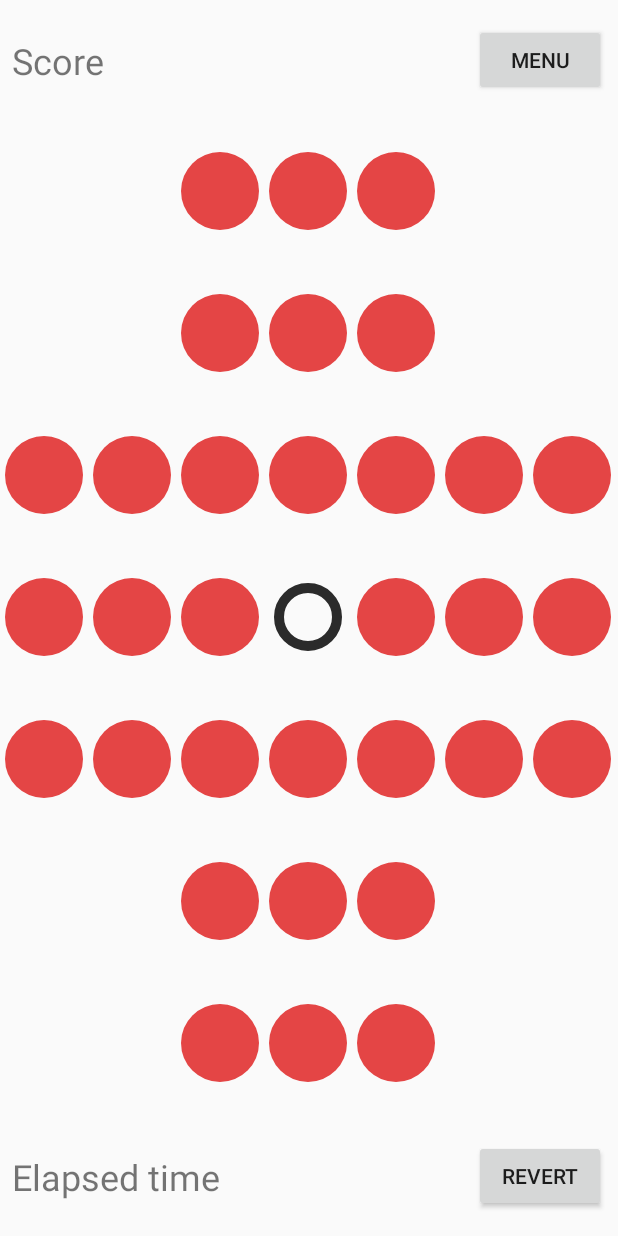
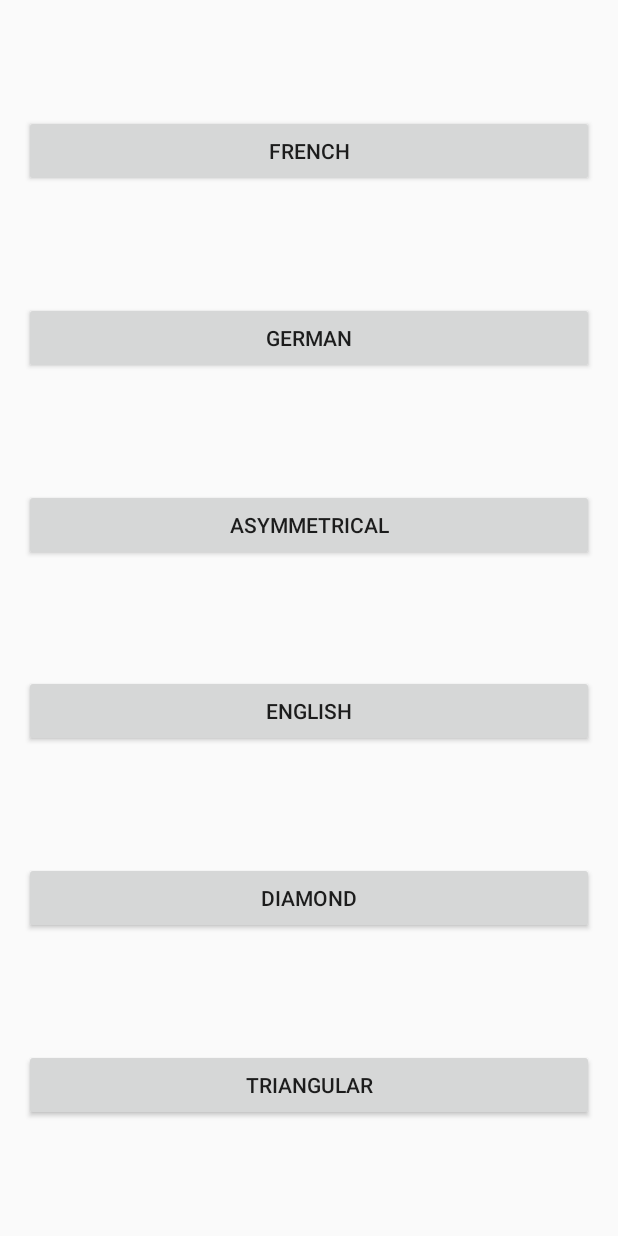
Before and after one commit to ermanergoz/PegSolutarie, an Android app: the screen it shows after launch (MainActivity), on a phone screen of 412 x 824 dp. Run offline under Robolectric (Android 15) with nearby library versions, the phone set to English and light mode, and no system bars.

Commit message:
add fragments

```diff
--- /dev/null
+++ b/app/src/main/java/com/erman/pegsolitarie/Constants.kt
@@ -0,0 +1,3 @@
+package com.erman.pegsolitarie
+
+const val KEY_ENGLISH_BOARD: String = "english"
--- /dev/null
+++ b/app/src/main/java/com/erman/pegsolitarie/GameFragment.kt
@@ -0,0 +1,21 @@
+package com.erman.pegsolitarie
+
+import android.os.Bundle
+import android.view.LayoutInflater
+import android.view.View
+import android.view.ViewGroup
+import androidx.fragment.app.Fragment
+import kotlinx.android.synthetic.main.fragment_game.*
+
+class GameFragment(private var gameSelection: String) : Fragment() {
+    override fun onCreateView(inflater: LayoutInflater, container: ViewGroup?, savedInstanceState: Bundle?): View? {
+        return inflater.inflate(R.layout.fragment_game, container, false)
+    }
+
+    override fun onViewCreated(view: View, savedInstanceState: Bundle?) {
+        super.onViewCreated(view, savedInstanceState)
+
+        if (gameSelection == KEY_ENGLISH_BOARD)
+            gameGridHolder.addView(constructEnglishBoard(context!!))
+    }
+}
--- /dev/null
+++ b/app/src/main/java/com/erman/pegsolitarie/GameSelectionFragment.kt
@@ -0,0 +1,41 @@
+package com.erman.pegsolitarie
+
+import android.content.Context
+import android.os.Bundle
+import android.util.Log
+import android.view.LayoutInflater
+import android.view.View
+import android.view.ViewGroup
+import androidx.fragment.app.Fragment
+import kotlinx.android.synthetic.main.fragment_game_selection.*
+
+class GameSelectionFragment : Fragment() {
+
+    private lateinit var listener: GameSelectionFragmentListener
+
+    override fun onCreateView(inflater: LayoutInflater, container: ViewGroup?, savedInstanceState: Bundle?): View? {
+        return inflater.inflate(R.layout.fragment_game_selection, container, false)
+    }
+
+    override fun onViewCreated(view: View, savedInstanceState: Bundle?) {
+        super.onViewCreated(view, savedInstanceState)
+
+        englishButton.setOnClickListener {
+            listener.gameSelectionFragmentListener(KEY_ENGLISH_BOARD)
+        }
+    }
+
+    override fun onAttach(context: Context) {
+        super.onAttach(context)
+
+        try {
+            listener = context as GameSelectionFragmentListener
+        } catch (err: ClassCastException) {
+            Log.e("error", "must implement GameSelectionFragmentListener")
+        }
+    }
+}
+
+interface GameSelectionFragmentListener {
+    fun gameSelectionFragmentListener(selectedGame: String)
+}
--- a/app/src/main/java/com/erman/pegsolitarie/MainActivity.kt
+++ b/app/src/main/java/com/erman/pegsolitarie/MainActivity.kt
@@ -1,14 +1,14 @@
 package com.erman.pegsolitarie
 
 import android.content.pm.ActivityInfo
-import android.content.res.Resources
 import android.os.Bundle
-import android.util.TypedValue
 import android.view.WindowManager
 import androidx.appcompat.app.AppCompatActivity
-import kotlinx.android.synthetic.main.activity_main.*
+import androidx.fragment.app.FragmentManager
 
-class MainActivity : AppCompatActivity() {
+class MainActivity : AppCompatActivity(), GameSelectionFragmentListener {
+
+    private val fragmentManager: FragmentManager = supportFragmentManager
 
     override fun onCreate(savedInstanceState: Bundle?) {
         super.onCreate(savedInstanceState)
@@ -16,6 +16,17 @@ class MainActivity : AppCompatActivity() {
         requestedOrientation = ActivityInfo.SCREEN_ORIENTATION_PORTRAIT
         window.setFlags(WindowManager.LayoutParams.FLAG_FULLSCREEN, WindowManager.LayoutParams.FLAG_FULLSCREEN)
 
-        gameGridHolder.addView(constructEnglishBoard(this))
+        fragmentManager.beginTransaction().replace(R.id.fragmentContainer, GameSelectionFragment()).addToBackStack("").commit()
+    }
+
+    override fun gameSelectionFragmentListener(selectedGame: String) {
+        fragmentManager.beginTransaction().replace(R.id.fragmentContainer, GameFragment(selectedGame)).addToBackStack("").commit()
+    }
+
+    override fun onBackPressed() {
+        super.onBackPressed()
+
+        if (fragmentManager.backStackEntryCount == 0)
+            finish()
     }
 }
--- a/app/src/main/res/layout/activity_main.xml
+++ b/app/src/main/res/layout/activity_main.xml
@@ -1,99 +1,16 @@
 <?xml version="1.0" encoding="utf-8"?>
-<androidx.constraintlayout.widget.ConstraintLayout xmlns:android="http://schemas.android.com/apk/res/android"
+<LinearLayout xmlns:android="http://schemas.android.com/apk/res/android"
     xmlns:app="http://schemas.android.com/apk/res-auto"
     xmlns:tools="http://schemas.android.com/tools"
     android:layout_width="match_parent"
-    android:layout_height="match_parent">
+    android:layout_height="match_parent"
+    android:orientation="vertical">
 
-    <androidx.constraintlayout.widget.ConstraintLayout
-        android:id="@+id/toolbarTop"
-        android:layout_width="match_parent"
-        android:layout_height="80dp"
-
-        app:layout_constraintEnd_toEndOf="parent"
-        app:layout_constraintStart_toStartOf="parent"
-        app:layout_constraintTop_toTopOf="parent">
-
-        <TextView
-            android:id="@+id/scoreTextView"
-            android:layout_width="wrap_content"
-            android:layout_height="wrap_content"
-            android:layout_marginStart="8dp"
-            android:layout_marginLeft="8dp"
-            android:text="Score"
-            android:textSize="24sp"
-            app:layout_constraintBottom_toBottomOf="parent"
-            app:layout_constraintStart_toStartOf="parent"
-            app:layout_constraintTop_toTopOf="parent" />
-
-        <Button
-            android:id="@+id/menuButton"
-            android:layout_width="wrap_content"
-            android:layout_height="wrap_content"
-            android:layout_marginStart="8dp"
-            android:layout_marginLeft="8dp"
-            android:layout_marginEnd="8dp"
-            android:layout_marginRight="8dp"
-            android:text="Menu"
-            app:layout_constrainedWidth="true"
-            app:layout_constraintBottom_toBottomOf="parent"
-            app:layout_constraintEnd_toEndOf="parent"
-            app:layout_constraintHorizontal_bias="1.0"
-            app:layout_constraintStart_toEndOf="@+id/scoreTextView"
-            app:layout_constraintTop_toTopOf="parent" />
-
-    </androidx.constraintlayout.widget.ConstraintLayout>
 
     <FrameLayout
-        android:id="@+id/gameGridHolder"
-        android:layout_width="0dp"
-        android:layout_height="0dp"
-        app:layout_constraintBottom_toTopOf="@+id/toolbarBottom"
-        app:layout_constraintEnd_toEndOf="parent"
-        app:layout_constraintStart_toStartOf="parent"
-        app:layout_constraintTop_toBottomOf="@+id/toolbarTop">
+        android:id="@+id/fragmentContainer"
+        android:layout_width="match_parent"
+        android:layout_height="match_parent">
 
     </FrameLayout>
-
-    <androidx.constraintlayout.widget.ConstraintLayout
-        android:id="@+id/toolbarBottom"
-        android:layout_width="match_parent"
-        android:layout_height="80dp"
-
-
-        app:layout_constraintBottom_toBottomOf="parent"
-        app:layout_constraintEnd_toEndOf="parent"
-        app:layout_constraintHorizontal_bias="0.5"
-        app:layout_constraintStart_toStartOf="parent">
-
-        <TextView
-            android:id="@+id/elapsedTimeTextView"
-            android:layout_width="wrap_content"
-            android:layout_height="wrap_content"
-            android:layout_marginStart="8dp"
-            android:layout_marginLeft="8dp"
-            android:text="Elapsed time"
-            android:textSize="24sp"
-            app:layout_constraintBottom_toBottomOf="parent"
-            app:layout_constraintStart_toStartOf="parent"
-            app:layout_constraintTop_toTopOf="parent" />
-
-        <Button
-            android:id="@+id/revertButton"
-            android:layout_width="wrap_content"
-            android:layout_height="wrap_content"
-            android:layout_marginStart="8dp"
-            android:layout_marginLeft="8dp"
-            android:layout_marginEnd="8dp"
-            android:layout_marginRight="8dp"
-            android:text="Revert"
-            app:layout_constrainedWidth="true"
-            app:layout_constraintBottom_toBottomOf="parent"
-            app:layout_constraintEnd_toEndOf="parent"
-            app:layout_constraintHorizontal_bias="1.0"
-            app:layout_constraintStart_toEndOf="@+id/elapsedTimeTextView"
-            app:layout_constraintTop_toTopOf="parent" />
-
-    </androidx.constraintlayout.widget.ConstraintLayout>
-
-</androidx.constraintlayout.widget.ConstraintLayout>
+</LinearLayout>
--- /dev/null
+++ b/app/src/main/res/layout/fragment_game.xml
@@ -0,0 +1,99 @@
+<?xml version="1.0" encoding="utf-8"?>
+<androidx.constraintlayout.widget.ConstraintLayout xmlns:android="http://schemas.android.com/apk/res/android"
+    xmlns:app="http://schemas.android.com/apk/res-auto"
+    xmlns:tools="http://schemas.android.com/tools"
+    android:layout_width="match_parent"
+    android:layout_height="match_parent">
+
+    <androidx.constraintlayout.widget.ConstraintLayout
+        android:id="@+id/toolbarTop"
+        android:layout_width="match_parent"
+        android:layout_height="80dp"
+
+        app:layout_constraintEnd_toEndOf="parent"
+        app:layout_constraintStart_toStartOf="parent"
+        app:layout_constraintTop_toTopOf="parent">
+
+        <TextView
+            android:id="@+id/scoreTextView"
+            android:layout_width="wrap_content"
+            android:layout_height="wrap_content"
+            android:layout_marginStart="8dp"
+            android:layout_marginLeft="8dp"
+            android:text="Score"
+            android:textSize="24sp"
+            app:layout_constraintBottom_toBottomOf="parent"
+            app:layout_constraintStart_toStartOf="parent"
+            app:layout_constraintTop_toTopOf="parent" />
+
+        <Button
+            android:id="@+id/menuButton"
+            android:layout_width="wrap_content"
+            android:layout_height="wrap_content"
+            android:layout_marginStart="8dp"
+            android:layout_marginLeft="8dp"
+            android:layout_marginEnd="8dp"
+            android:layout_marginRight="8dp"
+            android:text="Menu"
+            app:layout_constrainedWidth="true"
+            app:layout_constraintBottom_toBottomOf="parent"
+            app:layout_constraintEnd_toEndOf="parent"
+            app:layout_constraintHorizontal_bias="1.0"
+            app:layout_constraintStart_toEndOf="@+id/scoreTextView"
+            app:layout_constraintTop_toTopOf="parent" />
+
+    </androidx.constraintlayout.widget.ConstraintLayout>
+
+    <FrameLayout
+        android:id="@+id/gameGridHolder"
+        android:layout_width="0dp"
+        android:layout_height="0dp"
+        app:layout_constraintBottom_toTopOf="@+id/toolbarBottom"
+        app:layout_constraintEnd_toEndOf="parent"
+        app:layout_constraintStart_toStartOf="parent"
+        app:layout_constraintTop_toBottomOf="@+id/toolbarTop">
+
+    </FrameLayout>
+
+    <androidx.constraintlayout.widget.ConstraintLayout
+        android:id="@+id/toolbarBottom"
+        android:layout_width="match_parent"
+        android:layout_height="80dp"
+
+
+        app:layout_constraintBottom_toBottomOf="parent"
+        app:layout_constraintEnd_toEndOf="parent"
+        app:layout_constraintHorizontal_bias="0.5"
+        app:layout_constraintStart_toStartOf="parent">
+
+        <TextView
+            android:id="@+id/elapsedTimeTextView"
+            android:layout_width="wrap_content"
+            android:layout_height="wrap_content"
+            android:layout_marginStart="8dp"
+            android:layout_marginLeft="8dp"
+            android:text="Elapsed time"
+            android:textSize="24sp"
+            app:layout_constraintBottom_toBottomOf="parent"
+            app:layout_constraintStart_toStartOf="parent"
+            app:layout_constraintTop_toTopOf="parent" />
+
+        <Button
+            android:id="@+id/revertButton"
+            android:layout_width="wrap_content"
+            android:layout_height="wrap_content"
+            android:layout_marginStart="8dp"
+            android:layout_marginLeft="8dp"
+            android:layout_marginEnd="8dp"
+            android:layout_marginRight="8dp"
+            android:text="Revert"
+            app:layout_constrainedWidth="true"
+            app:layout_constraintBottom_toBottomOf="parent"
+            app:layout_constraintEnd_toEndOf="parent"
+            app:layout_constraintHorizontal_bias="1.0"
+            app:layout_constraintStart_toEndOf="@+id/elapsedTimeTextView"
+            app:layout_constraintTop_toTopOf="parent" />
+
+    </androidx.constraintlayout.widget.ConstraintLayout>
+
+</androidx.constraintlayout.widget.ConstraintLayout>
--- /dev/null
+++ b/app/src/main/res/layout/fragment_game_selection.xml
@@ -0,0 +1,104 @@
+<?xml version="1.0" encoding="utf-8"?>
+<androidx.constraintlayout.widget.ConstraintLayout xmlns:android="http://schemas.android.com/apk/res/android"
+    xmlns:app="http://schemas.android.com/apk/res-auto"
+    xmlns:tools="http://schemas.android.com/tools"
+    android:layout_width="match_parent"
+    android:layout_height="match_parent">
+
+    <Button
+        android:id="@+id/frenchButton"
+        android:layout_width="0dp"
+        android:layout_height="wrap_content"
+        android:layout_marginStart="16dp"
+        android:layout_marginLeft="16dp"
+        android:layout_marginTop="8dp"
+        android:layout_marginEnd="16dp"
+        android:layout_marginRight="16dp"
+        android:text="French"
+        app:layout_constraintBottom_toTopOf="@+id/germanButton"
+        app:layout_constraintEnd_toEndOf="parent"
+        app:layout_constraintHorizontal_bias="0.5"
+        app:layout_constraintStart_toStartOf="parent"
+        app:layout_constraintTop_toTopOf="parent" />
+
+    <Button
+        android:id="@+id/germanButton"
+        android:layout_width="0dp"
+        android:layout_height="wrap_content"
+        android:layout_marginStart="16dp"
+        android:layout_marginLeft="16dp"
+        android:layout_marginTop="8dp"
+        android:layout_marginEnd="16dp"
+        android:layout_marginRight="16dp"
+        android:text="German"
+        app:layout_constraintBottom_toTopOf="@+id/asymmetricalButton"
+        app:layout_constraintEnd_toEndOf="parent"
+        app:layout_constraintHorizontal_bias="0.5"
+        app:layout_constraintStart_toStartOf="parent"
+        app:layout_constraintTop_toBottomOf="@+id/frenchButton" />
+
+    <Button
+        android:id="@+id/asymmetricalButton"
+        android:layout_width="0dp"
+        android:layout_height="wrap_content"
+        android:layout_marginStart="16dp"
+        android:layout_marginLeft="16dp"
+        android:layout_marginTop="8dp"
+        android:layout_marginEnd="16dp"
+        android:layout_marginRight="16dp"
+        android:text="Asymmetrical"
+        app:layout_constraintBottom_toTopOf="@+id/englishButton"
+        app:layout_constraintEnd_toEndOf="parent"
+        app:layout_constraintHorizontal_bias="0.5"
+        app:layout_constraintStart_toStartOf="parent"
+        app:layout_constraintTop_toBottomOf="@+id/germanButton" />
+
+    <Button
+        android:id="@+id/englishButton"
+        android:layout_width="0dp"
+        android:layout_height="wrap_content"
+        android:layout_marginStart="16dp"
+        android:layout_marginLeft="16dp"
+        android:layout_marginTop="8dp"
+        android:layout_marginEnd="16dp"
+        android:layout_marginRight="16dp"
+        android:text="English"
+        app:layout_constraintBottom_toTopOf="@+id/diamondButton"
+        app:layout_constraintEnd_toEndOf="parent"
+        app:layout_constraintHorizontal_bias="0.5"
+        app:layout_constraintStart_toStartOf="parent"
+        app:layout_constraintTop_toBottomOf="@+id/asymmetricalButton" />
+
+    <Button
+        android:id="@+id/diamondButton"
+        android:layout_width="0dp"
+        android:layout_height="wrap_content"
+        android:layout_marginStart="16dp"
+        android:layout_marginLeft="16dp"
+        android:layout_marginTop="8dp"
+        android:layout_marginEnd="16dp"
+        android:layout_marginRight="16dp"
+        android:text="Diamond"
+        app:layout_constraintBottom_toTopOf="@+id/triangularButton"
+        app:layout_constraintEnd_toEndOf="parent"
+        app:layout_constraintHorizontal_bias="0.5"
+        app:layout_constraintStart_toStartOf="parent"
+        app:layout_constraintTop_toBottomOf="@+id/englishButton" />
+
+    <Button
+        android:id="@+id/triangularButton"
+        android:layout_width="0dp"
+        android:layout_height="wrap_content"
+        android:layout_marginStart="16dp"
+        android:layout_marginLeft="16dp"
+        android:layout_marginTop="8dp"
+        android:layout_marginEnd="16dp"
+        android:layout_marginRight="16dp"
+        android:layout_marginBottom="8dp"
+        android:text="Triangular"
+        app:layout_constraintBottom_toBottomOf="parent"
+        app:layout_constraintEnd_toEndOf="parent"
+        app:layout_constraintHorizontal_bias="0.5"
+        app:layout_constraintStart_toStartOf="parent"
+        app:layout_constraintTop_toBottomOf="@+id/diamondButton" />
+</androidx.constraintlayout.widget.ConstraintLayout>
```
